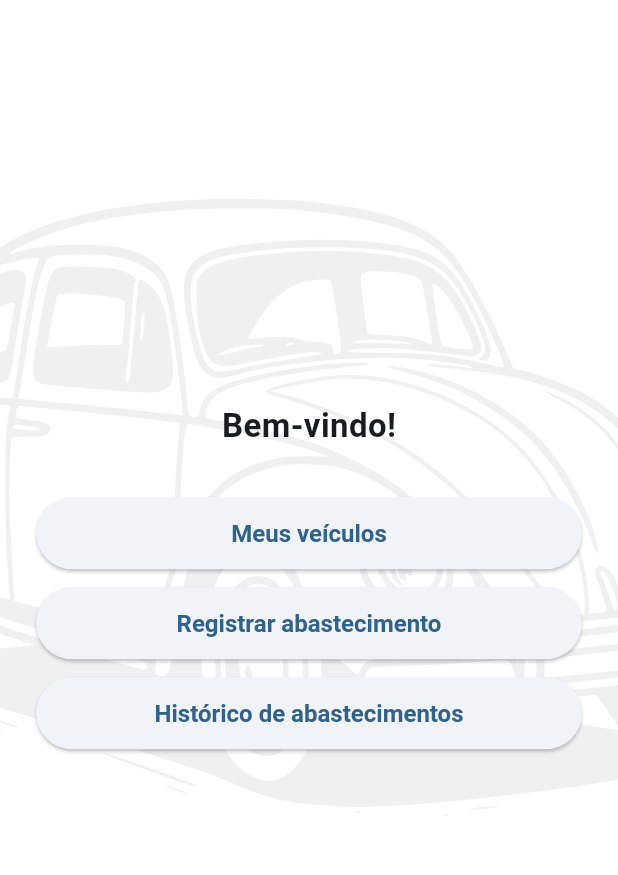
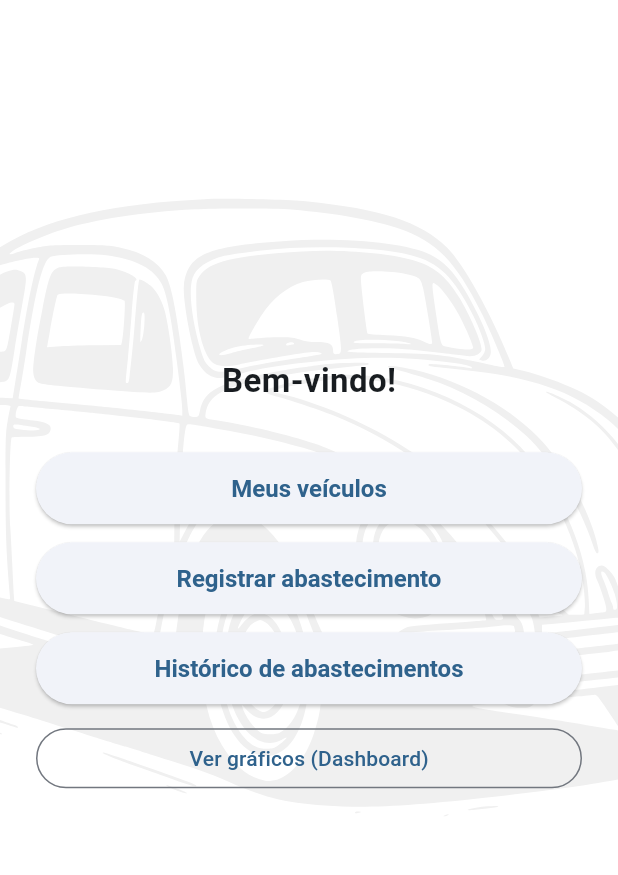
Before and after one commit to CarenNI/controle_abastecimento, a Flutter app: the HomePage screen opened directly, on a phone screen of 412 x 824 dp, the part 84-959 px from its top. Run offline on Flutter 3.47's test engine with Material 3 defaults, Android fonts, the phone set to English and light mode, and no system bars; our stand-ins replace cloud_firestore, firebase_auth, firebase_core, fl_chart, flutter_svg; accounts and stored records are empty.

Commit message:
enhancement(ui): gráficos e animações

```diff
--- a/lib/pages/home_page.dart
+++ b/lib/pages/home_page.dart
@@ -1,11 +1,12 @@
 import 'package:flutter/material.dart';
 import 'package:flutter_svg/flutter_svg.dart';
+import 'package:firebase_auth/firebase_auth.dart';
 
 import 'veiculos_page.dart';
 import 'abastecimento_form_page.dart';
 import 'abastecimentos_page.dart';
 import 'login_page.dart';
-import 'package:firebase_auth/firebase_auth.dart';
+import 'dashboard_page.dart';
 
 class HomePage extends StatelessWidget {
   const HomePage({super.key});
@@ -14,7 +15,7 @@ class HomePage extends StatelessWidget {
   Widget build(BuildContext context) {
     return Stack(
       children: [
-        /// 🔵 FUSCA NO FUNDO
+        // Fundo com fusca
         Positioned.fill(
           child: Opacity(
             opacity: 0.06,
@@ -25,19 +26,18 @@ class HomePage extends StatelessWidget {
           ),
         ),
 
-        /// 🔵 CONTEÚDO DA TELA
         Scaffold(
           backgroundColor: Colors.transparent,
-          appBar: AppBar(title: const Text("Controle de Abastecimento")),
-
-          /// 🔵 DRAWER DO MENU
+          appBar: AppBar(
+            title: const Text('Controle de Abastecimento'),
+          ),
           drawer: Drawer(
             child: ListView(
               padding: EdgeInsets.zero,
               children: [
                 DrawerHeader(
                   decoration: const BoxDecoration(
-                    color: Color(0xFF597A9A), // sua cor escura da paleta
+                    color: Color(0xFF597A9A),
                   ),
                   child: Center(
                     child: SvgPicture.asset(
@@ -50,21 +50,21 @@ class HomePage extends StatelessWidget {
                     ),
                   ),
                 ),
-
                 ListTile(
                   leading: const Icon(Icons.directions_car),
-                  title: const Text("Meus veículos"),
+                  title: const Text('Meus veículos'),
                   onTap: () {
                     Navigator.push(
                       context,
-                      MaterialPageRoute(builder: (_) => const VeiculosPage()),
+                      MaterialPageRoute(
+                        builder: (_) => const VeiculosPage(),
+                      ),
                     );
                   },
                 ),
-
                 ListTile(
                   leading: const Icon(Icons.local_gas_station),
-                  title: const Text("Registrar abastecimento"),
+                  title: const Text('Registrar abastecimento'),
                   onTap: () {
                     Navigator.push(
                       context,
@@ -74,10 +74,9 @@ class HomePage extends StatelessWidget {
                     );
                   },
                 ),
-
                 ListTile(
                   leading: const Icon(Icons.history),
-                  title: const Text("Histórico de abastecimentos"),
+                  title: const Text('Histórico de abastecimentos'),
                   onTap: () {
                     Navigator.push(
                       context,
@@ -87,17 +86,29 @@ class HomePage extends StatelessWidget {
                     );
                   },
                 ),
-
+                ListTile(
+                  leading: const Icon(Icons.bar_chart),
+                  title: const Text('Dashboard (gráficos)'),
+                  onTap: () {
+                    Navigator.push(
+                      context,
+                      MaterialPageRoute(
+                        builder: (_) => const DashboardPage(),
+                      ),
+                    );
+                  },
+                ),
                 const Divider(),
-
                 ListTile(
                   leading: const Icon(Icons.logout),
-                  title: const Text("Sair"),
+                  title: const Text('Sair'),
                   onTap: () async {
                     await FirebaseAuth.instance.signOut();
                     Navigator.pushAndRemoveUntil(
                       context,
-                      MaterialPageRoute(builder: (_) => const LoginPage()),
+                      MaterialPageRoute(
+                        builder: (_) => const LoginPage(),
+                      ),
                       (route) => false,
                     );
                   },
@@ -105,31 +116,46 @@ class HomePage extends StatelessWidget {
               ],
             ),
           ),
-
-          body: Center(
-            child: Padding(
+          body: Padding(
             padding: const EdgeInsets.all(24.0),
+            child: Center(
+              child: TweenAnimationBuilder<double>(
+                tween: Tween(begin: 0.95, end: 1),
+                duration: const Duration(milliseconds: 500),
+                curve: Curves.easeOut,
+                builder: (context, value, child) {
+                  return Transform.scale(
+                    scale: value,
+                    child: child,
+                  );
+                },
                 child: Column(
                   mainAxisAlignment: MainAxisAlignment.center,
                   children: [
                     const Text(
-                    "Bem-vindo!",
-                    style: TextStyle(fontSize: 22, fontWeight: FontWeight.bold),
+                      'Bem-vindo!',
+                      style:
+                          TextStyle(fontSize: 22, fontWeight: FontWeight.bold),
                     ),
                     const SizedBox(height: 32),
-
-                  ElevatedButton(
+                    SizedBox(
+                      width: double.infinity,
+                      child: ElevatedButton(
                         onPressed: () {
                           Navigator.push(
                             context,
-                        MaterialPageRoute(builder: (_) => const VeiculosPage()),
+                            MaterialPageRoute(
+                              builder: (_) => const VeiculosPage(),
+                            ),
                           );
                         },
-                    child: const Text("Meus veículos"),
+                        child: const Text('Meus veículos'),
+                      ),
                     ),
                     const SizedBox(height: 12),
-
-                  ElevatedButton(
+                    SizedBox(
+                      width: double.infinity,
+                      child: ElevatedButton(
                         onPressed: () {
                           Navigator.push(
                             context,
@@ -138,11 +164,13 @@ class HomePage extends StatelessWidget {
                             ),
                           );
                         },
-                    child: const Text("Registrar abastecimento"),
+                        child: const Text('Registrar abastecimento'),
+                      ),
                     ),
                     const SizedBox(height: 12),
-
-                  ElevatedButton(
+                    SizedBox(
+                      width: double.infinity,
+                      child: ElevatedButton(
                         onPressed: () {
                           Navigator.push(
                             context,
@@ -151,9 +179,26 @@ class HomePage extends StatelessWidget {
                             ),
                           );
                         },
-                    child: const Text("Histórico de abastecimentos"),
+                        child: const Text('Histórico de abastecimentos'),
+                      ),
+                    ),
+                    const SizedBox(height: 12),
+                    SizedBox(
+                      width: double.infinity,
+                      child: OutlinedButton(
+                        onPressed: () {
+                          Navigator.push(
+                            context,
+                            MaterialPageRoute(
+                              builder: (_) => const DashboardPage(),
+                            ),
+                          );
+                        },
+                        child: const Text('Ver gráficos (Dashboard)'),
+                      ),
                     ),
                   ],
+                ),
               ),
             ),
           ),
--- a/pubspec.yaml
+++ b/pubspec.yaml
@@ -38,6 +38,7 @@ dependencies:
   firebase_auth: ^5.0.0
   cloud_firestore: ^5.0.0
   flutter_svg: ^2.2.2
+  fl_chart: ^0.68.0
 
 
 dev_dependencies:
```
Also changed, not shown: lib/pages/dashboard_page.dart (added, +144 -0 lines), pubspec.lock. Lines whose indentation alone changed are shown as unchanged.
